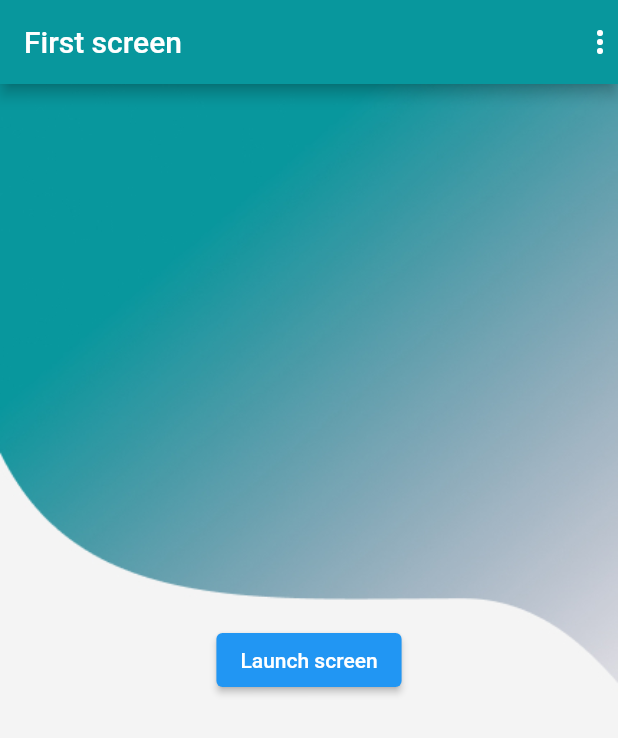
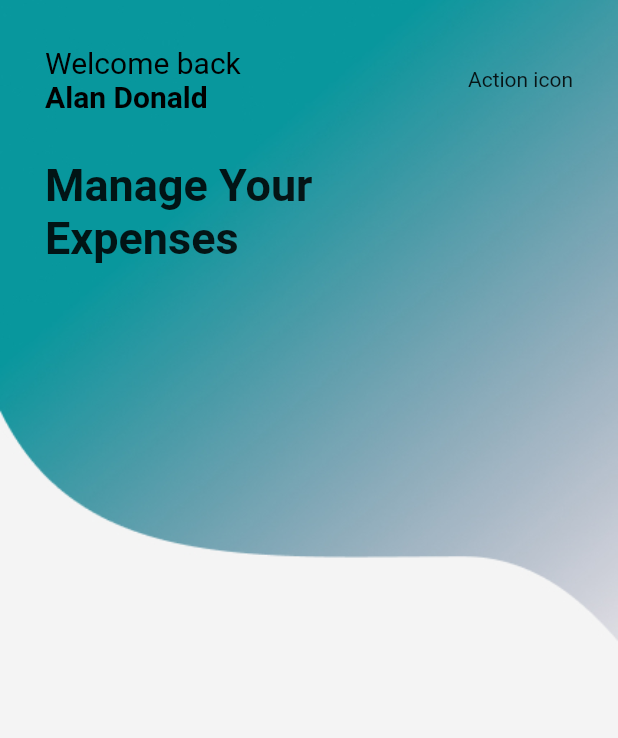
Before and after one commit to Dharani-Mediwave/flutterlearn, a Flutter app: the screen it shows after launch, on a phone screen of 412 x 824 dp. Shown: the top 738 px of the screen. Run offline on Flutter 3.47's test engine with Material 2 defaults, Android fonts, the phone set to English and light mode, and no system bars; our stand-ins replace flutter_svg_provider, font_awesome_flutter.

Commit message:
Learn row and column

```diff
--- a/lib/App.dart
+++ b/lib/App.dart
@@ -2,6 +2,7 @@ import 'dart:math';
 
 import 'package:flutter/material.dart';
 import 'package:flutterlearn/screens/CustomButtonDemo.dart';
+import 'package:flutterlearn/screens/RowColumnDemo.dart';
 
 import 'screens/ContainerDemo.dart';
 import 'screens/FirstScreen.dart';
@@ -14,10 +15,12 @@ class App extends StatelessWidget {
   Widget build(BuildContext context) {
     return MaterialApp(
       title: 'Named Routes Demo',
-      initialRoute: '/',
+      debugShowCheckedModeBanner: false,
+      initialRoute: '/layoutdesign',
       routes: {
         '/': (context) => const FirstScreen(),
         '/second': (context) => const SecondScreen(),
+        '/layoutdesign': (context) => const RowColumnDemo()
       },
     );
 
--- /dev/null
+++ b/lib/screens/RowColumnDemo.dart
@@ -0,0 +1,83 @@
+import 'package:flutter/material.dart';
+import 'package:flutterlearn/widgets/BaseBackgroundDecoration.dart';
+
+class RowColumnDemo extends StatelessWidget {
+  const RowColumnDemo({super.key});
+
+  @override
+  Widget build(BuildContext context) {
+    return Scaffold(
+      appBar: null,
+
+      body: SafeArea(
+        top: true,
+        child: DecoratedBox(
+          decoration: BaseBackgroundDecoration().baseBackgroundDecoration(),
+          child: Container(
+            padding: const EdgeInsets.all(30.0),
+            child: const Column(
+              children: [
+                Column(
+                  children: [
+                    Row(
+                      mainAxisAlignment: MainAxisAlignment.spaceBetween,
+                      children: [
+                        Column(
+                          crossAxisAlignment: CrossAxisAlignment.start,
+                          children: [
+                            Text(
+                              "Welcome back",
+                              style: TextStyle(
+                                color: Colors.black,
+                                fontSize: 20.0,
+                              ),
+                            ),
+                            Text(
+                              "Alan Donald",
+                              style: TextStyle(
+                                color: Colors.black,
+                                fontSize: 20.0,
+                                fontWeight: FontWeight.bold,
+                              ),
+                            ),
+                          ],
+                        ),
+                        Text("Action icon"),
+                      ],
+                    ),
+                  ],
+                ),
+                SizedBox(height: 30),
+                Column(
+                  children: [
+                    Align(
+                      alignment: Alignment.topLeft,
+                      child: Text(
+                        "Manage Your",
+                        style: TextStyle(
+                          fontSize: 30.0,
+                          fontWeight: FontWeight.bold,
+                        ),
+                      ),
+                    ),
+                    Align(
+                      alignment: Alignment.topLeft,
+                      child: Text(
+                        "Expenses",
+                        style: TextStyle(
+                          fontSize: 30.0,
+                          fontWeight: FontWeight.bold,
+                        ),
+                      ),
+                    ),
+                  ],
+                ),
+                SizedBox(height: 30),
+              ],
+            ),
+          ),
+        ),
+      ),
+    );
+  }
+}
--- a/lib/widgets/BaseAppBar.dart
+++ b/lib/widgets/BaseAppBar.dart
@@ -16,6 +16,7 @@ class BaseAppBar extends StatelessWidget implements PreferredSizeWidget {
   Widget build(BuildContext context) {
     return AppBar(
       title: title,
+      elevation: 0,
       backgroundColor: backgroundColor,
       actions: widgets,
     );
```
